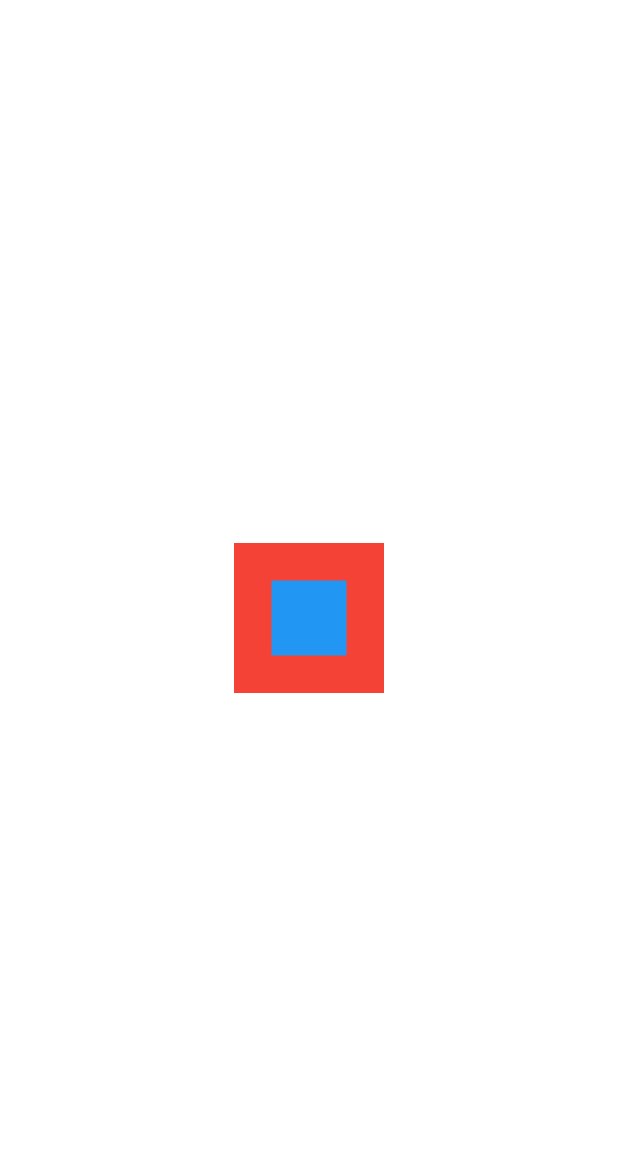
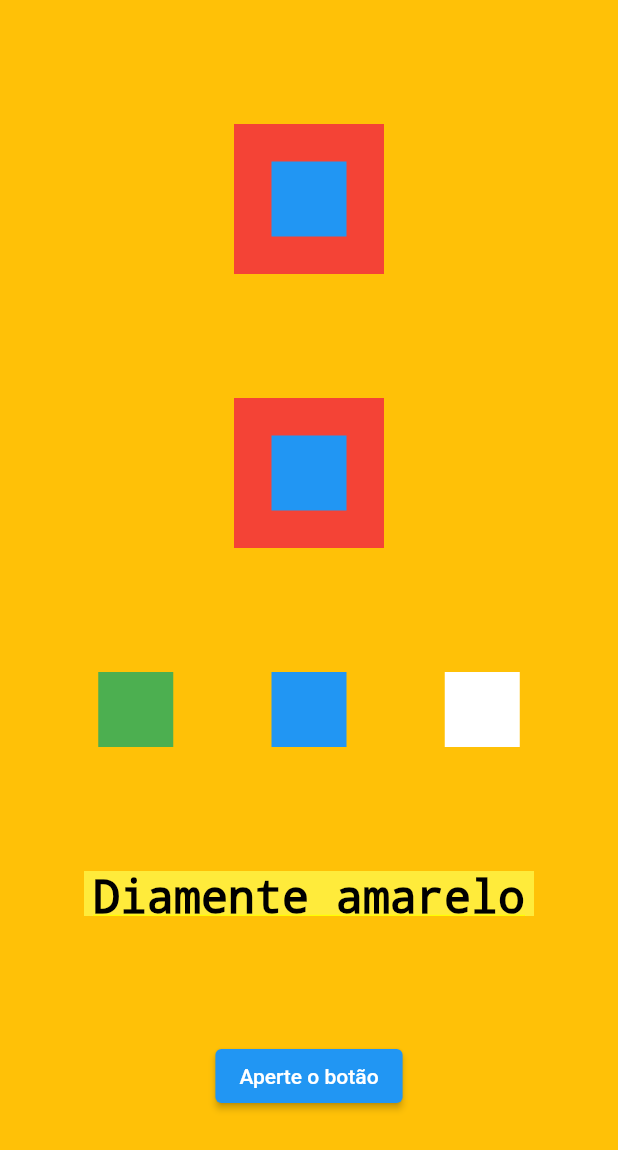
Before and after one commit to eudesadvento/appAlura, a Flutter app: the screen it shows after launch, on a phone screen of 412 x 824 dp. Shown: the top 1150 px of the screen. Run offline on Flutter 3.47's test engine with Material 2 defaults, Android fonts, the phone set to English and light mode, and no system bars.

Commit message:
continuação

```diff
--- a/aluraapp/lib/main.dart
+++ b/aluraapp/lib/main.dart
@@ -1,3 +1,5 @@
+
+
 import 'package:flutter/material.dart';
 
 void main() {
@@ -14,11 +16,79 @@ class MyApp extends StatelessWidget {
       theme: ThemeData(
         primarySwatch: Colors.blue,
       ),
-      home: Stack(alignment:AlignmentDirectional.center, children: [
+      home: Container(
+        color: Colors.amber,
+        child: Column(
+          mainAxisAlignment: MainAxisAlignment.spaceEvenly,
+          children: [
+            Stack(
+              alignment: AlignmentDirectional.center,
+              children: [
+                Container(
+                  color: Colors.red,
+                  width: 100,
+                  height: 100,
+                ),
+                Container(
+                  color: Colors.blue,
+                  width: 50,
+                  height: 50,
+                ),
+              ],
+            ),
+            Stack(
+              alignment: AlignmentDirectional.center,
+              children: [
+                Container(
+                  color: Colors.red,
+                  width: 100,
+                  height: 100,
+                ),
+                Container(
+                  color: Colors.blue,
+                  width: 50,
+                  height: 50,
+                ),
+              ],
+            ),
+            Row(
+              mainAxisAlignment: MainAxisAlignment.spaceEvenly,
+              crossAxisAlignment: CrossAxisAlignment.center,
+              children: [
+                Container(
+                  color: Colors.green,
+                  width: 50,
+                  height: 50,
+                ),
+                Container(
+                  color: Colors.blue,
+                  width: 50,
+                  height: 50,
+                ),
+                Container(
+                  color: Colors.white,
+                  width: 50,
+                  height: 50,
+                ),
+              ],
+            ),
+            Container(
+              color: Colors.yellow,
+              width: 300,
+              height: 30,
+              child: Text(
+                'Diamente amarelo',
+                style: TextStyle(color:Colors.black, fontSize: 30),
+                textAlign: TextAlign.center,
+              ),
+            ),
+            ElevatedButton(onPressed:() { print("vc apertou o botão");},
 
-        Container(color: Colors.red, width: 100,height: 100,),
-        Container(color: Colors.blue,width: 50,height: 50,),
-      ],)
+             child: Text('Aperte o botão'))
+          ],
+        ),
+      ),
+
     );
   }
 }
```
